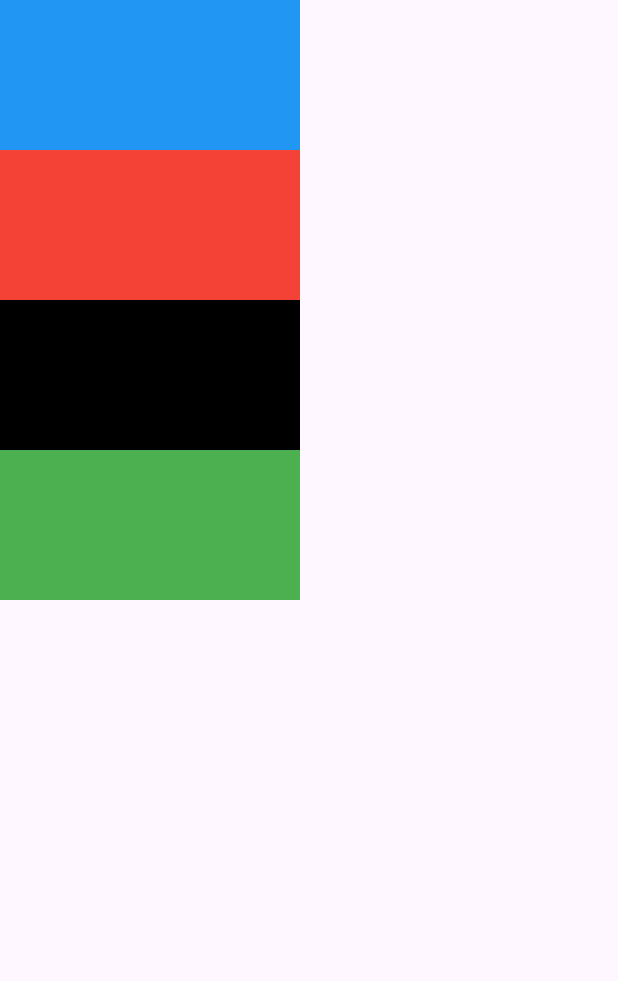
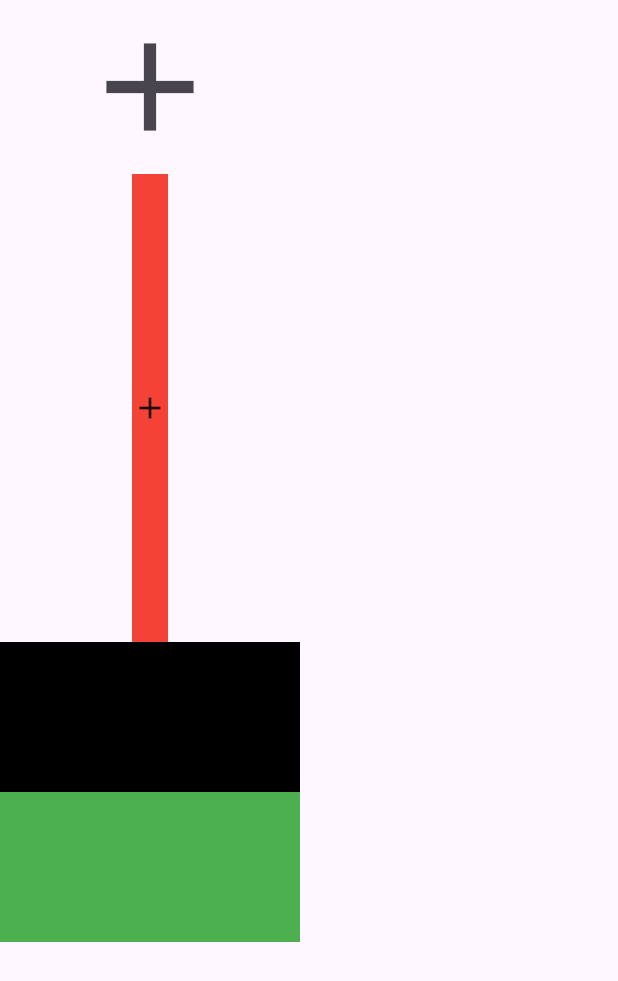
Before and after one commit to OmarGamalDev/responsive_and_adaptive_ui, a Flutter app: the screen it shows after launch, on a phone screen of 412 x 824 dp. Shown: the top 981 px of the screen. Run offline on Flutter 3.47's test engine with Material 3 defaults, Android fonts, the phone set to English and light mode, and no system bars.

Commit message:
FittedBox and Flexible

```diff
--- a/lib/widgets/flexible_test.dart
+++ b/lib/widgets/flexible_test.dart
@@ -9,9 +9,20 @@ class FlexibleTest extends StatelessWidget {
       body: Column(
         children: [
           Flexible(
-            child: Container(color: Colors.blue, width: 200, height: 100),
+            child: FittedBox(
+              child: IconButton(
+                onPressed: () {},
+                icon: Icon(Icons.add, size: 100),
+              ),
+            ),
           ),
-          Container(color: Colors.red, width: 200, height: 100),
+          Expanded(
+            child: Container(
+              height: 100,
+              color: Colors.red,
+              child: FittedBox(fit: BoxFit.scaleDown, child: Icon(Icons.add)),
+            ),
+          ),
           Container(color: Colors.black, width: 200, height: 100),
           Container(color: Colors.green, width: 200, height: 100),
         ],
```
